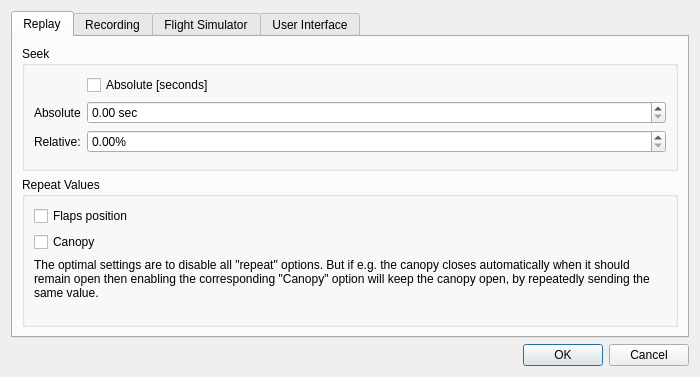
Old version of the form src/UserInterface/src/Dialog/SettingsDialog.ui in the repository till213/SkyDolly.
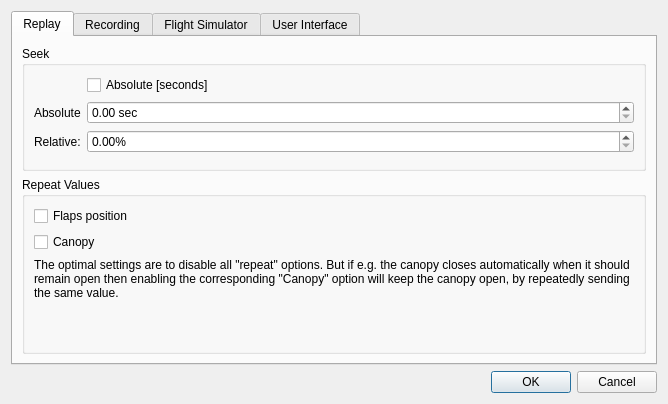
New version of the form.

Commit message:
Fix lambda access to non-existing context variables
- Terminate tooltips with a period.

Patch:
```diff
--- a/src/UserInterface/src/Dialog/SettingsDialog.ui
+++ b/src/UserInterface/src/Dialog/SettingsDialog.ui
@@ -6,8 +6,8 @@
    <rect>
     <x>0</x>
     <y>0</y>
-    <width>700</width>
-    <height>377</height>
+    <width>666</width>
+    <height>404</height>
    </rect>
   </property>
   <property name="windowTitle">
```
Left out of the diff: 4 changed lines with no effect on the pictures. The commit also changes 2 other files.
